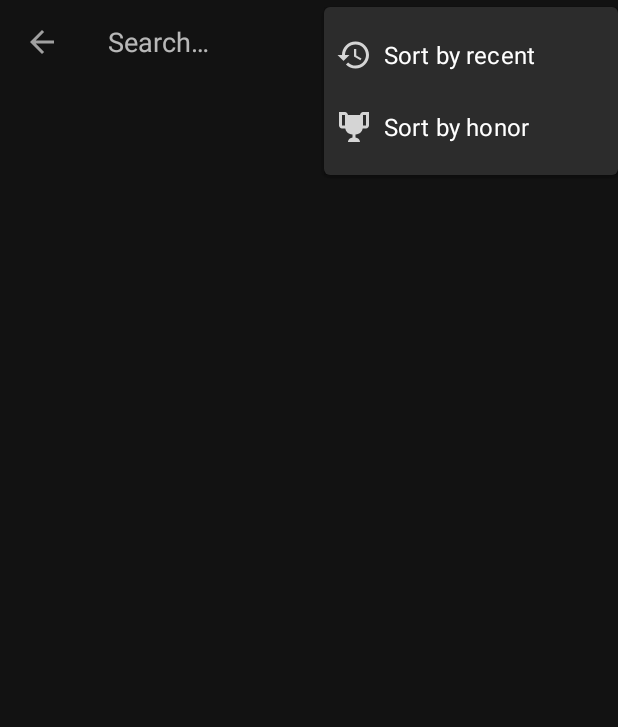
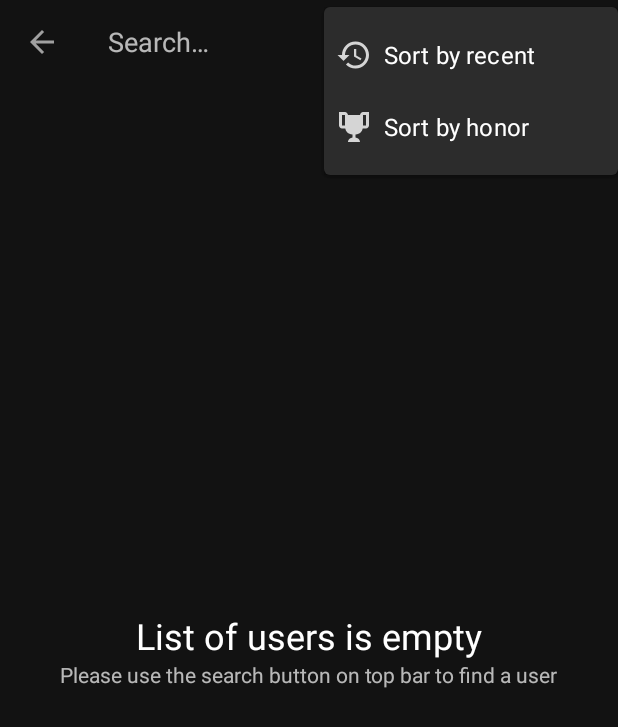
Before and after one commit to MessiasLima/codewars-v2, an Android app: the screen it shows after launch (MainActivity), after a tap on "Sort options", on a phone screen of 412 x 824 dp. Shown: the top 727 px of the screen. Run offline under Robolectric (Android 15) with nearby library versions, the phone set to English and light mode, and no system bars; our stand-ins replace Dagger/Hilt's generated code, Room's generated code, data binding, navigation-ui, paging; libraries missing offline, so code that uses them is left out: androidx.paging, androidx.paging.toLiveData; 5 statements that could not run were skipped; 1 other tap on this screen came first.

Commit message:
feat: empty list indicator

```diff
--- a/app/src/main/java/com/messiasjunior/codewarsv2/presentation/home/HomeViewModel.kt
+++ b/app/src/main/java/com/messiasjunior/codewarsv2/presentation/home/HomeViewModel.kt
@@ -42,6 +42,10 @@ class HomeViewModel(
             emit(Resource.loading())
             emitSource(userRepository.findAll(it).map { Resource.success(it) })
         }
+    }
+
+    val isEmpty = savedUsersResource.map {
+        it.isSuccess() && it.data?.isEmpty() == true
     }
 
     val isLoading: LiveData<Boolean> = MediatorLiveData<Boolean>().also { mediatorLiveData ->
--- a/app/src/main/res/layout/fragment_home.xml
+++ b/app/src/main/res/layout/fragment_home.xml
@@ -10,7 +10,7 @@
             type="com.messiasjunior.codewarsv2.presentation.home.HomeViewModel" />
     </data>
 
-    <FrameLayout xmlns:android="http://schemas.android.com/apk/res/android"
+    <androidx.constraintlayout.widget.ConstraintLayout xmlns:android="http://schemas.android.com/apk/res/android"
         xmlns:tools="http://schemas.android.com/tools"
         android:layout_width="match_parent"
         android:layout_height="match_parent"
@@ -18,16 +18,52 @@
 
         <androidx.recyclerview.widget.RecyclerView
             android:id="@+id/homeUserRecyclerView"
-            android:layout_width="match_parent"
-            android:layout_height="match_parent" />
+            android:layout_width="0dp"
+            android:layout_height="0dp"
+            app:layout_constraintBottom_toBottomOf="parent"
+            app:layout_constraintEnd_toEndOf="parent"
+            app:layout_constraintStart_toStartOf="parent"
+            app:layout_constraintTop_toTopOf="parent" />
 
         <androidx.core.widget.ContentLoadingProgressBar
             style="@style/Widget.AppCompat.ProgressBar"
             android:layout_width="wrap_content"
             android:layout_height="wrap_content"
+            android:indeterminate="true"
+            android:visibility="@{ viewModel.isLoading ? View.VISIBLE : View.GONE, default=gone }"
+            app:layout_constraintBottom_toBottomOf="parent"
+            app:layout_constraintEnd_toEndOf="parent"
+            app:layout_constraintStart_toStartOf="parent"
+            app:layout_constraintTop_toTopOf="parent" />
+
+        <androidx.constraintlayout.widget.Guideline
+            android:id="@+id/homeCenterGuideline"
+            android:layout_width="0dp"
+            android:layout_height="0dp"
+            android:orientation="horizontal"
+            app:layout_constraintGuide_percent=".5" />
+
+        <TextView
+            android:id="@+id/homeEmptyListMessageTitle"
+            android:layout_width="wrap_content"
+            android:layout_height="wrap_content"
+            android:text="@string/user_list_empty_title"
+            android:textAppearance="@style/TextAppearance.MaterialComponents.Headline5"
+            android:visibility="@{ viewModel.isEmpty ? View.VISIBLE : View.GONE, default=gone }"
+            app:layout_constraintBottom_toTopOf="@id/homeCenterGuideline"
+            app:layout_constraintEnd_toEndOf="parent"
+            app:layout_constraintStart_toStartOf="parent" />
+
+        <TextView
+            android:layout_width="wrap_content"
+            android:layout_height="wrap_content"
             android:layout_gravity="center_vertical|center_horizontal"
-            android:indeterminate="true"
-            android:visibility="@{ viewModel.isLoading ? View.VISIBLE : View.GONE, default=gone }" />
+            android:layout_marginHorizontal="@dimen/default_card_padding"
+            android:text="@string/user_list_empty"
+            android:visibility="@{ viewModel.isEmpty ? View.VISIBLE : View.GONE, default=gone }"
+            app:layout_constraintEnd_toEndOf="parent"
+            app:layout_constraintStart_toStartOf="parent"
+            app:layout_constraintTop_toBottomOf="@id/homeCenterGuideline" />
 
-    </FrameLayout>
+    </androidx.constraintlayout.widget.ConstraintLayout>
 </layout>
--- a/app/src/main/res/values/strings.xml
+++ b/app/src/main/res/values/strings.xml
@@ -17,4 +17,6 @@
     <string name="sort_by_honor">Sort by honor</string>
     <string name="sort_by_recent">Sort by recent</string>
     <string name="sort_options">Sort options</string>
+    <string name="user_list_empty_title">List of users is empty</string>
+    <string name="user_list_empty">Please use the search button on top bar to find a user</string>
 </resources>
```
